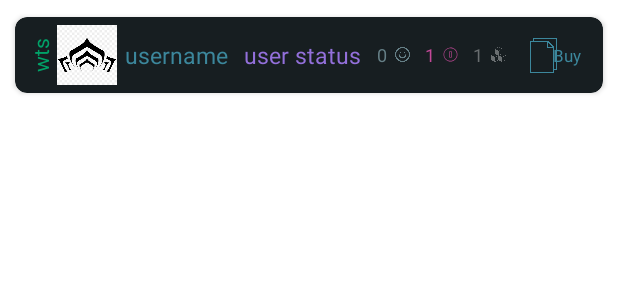
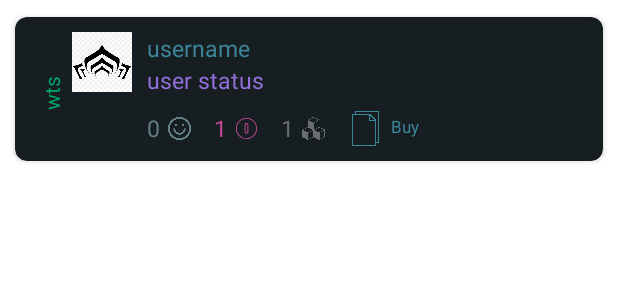
Before and after one commit to indy2000/WarframeMarketApp, an Android app built with Jetpack Compose: the layout card_view_fragment_market.xml on its own in the app's theme, with its tools: preview values and no code run, on a phone screen of 412 x 824 dp. Shown: the top 300 px of the screen. Run offline under Robolectric (Android 15) with nearby library versions, the phone set to English and light mode, and no system bars; network calls fail.

Commit message:
Alterações no design da view card_view_fragment_market.
Adicionada a library Picasso.
Cores adicionadas ao colors.xml.
Funções criadas na view Fragment_Market para gerenciar mudanças de estado  de itens do card_view_fragment_market.

```diff
--- a/app/build.gradle.kts
+++ b/app/build.gradle.kts
@@ -68,6 +68,7 @@ dependencies {
     androidTestImplementation("androidx.compose.ui:ui-test-junit4")
     debugImplementation("androidx.compose.ui:ui-tooling")
     debugImplementation("androidx.compose.ui:ui-test-manifest")
+    implementation ("com.squareup.picasso:picasso:2.8")
 
     implementation(project(":warframerepo"))
 }
--- a/app/src/main/res/layout/card_view_fragment_market.xml
+++ b/app/src/main/res/layout/card_view_fragment_market.xml
@@ -17,7 +17,8 @@
         android:layout_width="match_parent"
         android:layout_height="wrap_content"
         android:orientation="horizontal"
-        android:padding="5dp">
+        android:padding="10dp"
+        android:id="@+id/linear_layout_card_view_market_father">
 
         <TextView
             android:id="@+id/txt_view_order_type"
@@ -26,7 +27,8 @@
             android:text="wts"
             android:rotation="-90"
             android:layout_gravity="center"
-            android:textColor="@color/green_high_reputation">
+            android:textColor="@color/green_high_reputation"
+            android:paddingRight="5dp">
 
         </TextView>
 
@@ -38,6 +40,16 @@
 
         </ImageView>
 
+        <LinearLayout
+            android:layout_width="wrap_content"
+            android:layout_height="wrap_content"
+            android:orientation="vertical">
+
+            <androidx.constraintlayout.widget.ConstraintLayout
+                android:layout_width="match_parent"
+                android:layout_height="wrap_content"
+                android:orientation="vertical">
+
         <TextView
             android:layout_width="wrap_content"
             android:layout_height="wrap_content"
@@ -45,8 +57,10 @@
             android:textColor="@color/asset_teal"
             android:textSize="15sp"
             android:layout_gravity="center"
-            android:paddingHorizontal="5dp"
-            android:id="@+id/txt_view_userName">
+            android:paddingHorizontal="10dp"
+            android:id="@+id/txt_view_userName"
+            app:layout_constraintStart_toStartOf="parent"
+            app:layout_constraintTop_toTopOf="parent">
 
         </TextView>
 
@@ -57,26 +71,38 @@
             android:textColor="@color/asset_purple"
             android:textSize="15sp"
             android:layout_gravity="center"
-            android:paddingHorizontal="5dp"
-            android:id="@+id/txt_view_userStatus">
+            android:paddingHorizontal="10dp"
+            android:id="@+id/txt_view_userStatus"
+            app:layout_constraintTop_toBottomOf="@+id/txt_view_userName"
+            app:layout_constraintStart_toStartOf="parent">
 
         </TextView>
+            </androidx.constraintlayout.widget.ConstraintLayout>
+
+            <LinearLayout
+                android:layout_width="match_parent"
+                android:layout_height="wrap_content"
+                android:orientation="horizontal"
+                android:layout_marginTop="10dp">
+
+
 
         <TextView
             android:layout_width="wrap_content"
             android:layout_height="wrap_content"
             tools:text="0"
             android:textColor="@color/grey_reputation"
-            android:textSize="12sp"
+            android:textSize="15sp"
             android:layout_gravity="center"
-            android:paddingHorizontal="5dp"
+            android:paddingStart="10dp"
+            android:paddingEnd="5dp"
             android:id="@+id/txt_view_userReputation">
 
         </TextView>
 
         <ImageView
-            android:layout_width="10dp"
-            android:layout_height="10dp"
+            android:layout_width="15dp"
+            android:layout_height="15dp"
             android:src="@drawable/ic_reputation_happy"
             app:tint="@color/grey_reputation"
             android:layout_gravity="center"
@@ -90,16 +116,16 @@
             tools:text="1"
             android:layout_gravity="center"
             android:textColor="@color/pink"
-            android:textSize="12sp"
-            android:paddingLeft="10dp"
-            android:paddingRight="5dp"
+            android:textSize="15sp"
+            android:paddingStart="15dp"
+            android:paddingEnd="5dp"
             android:id="@+id/txt_view_item_price">
 
         </TextView>
 
         <ImageView
-            android:layout_width="10dp"
-            android:layout_height="10dp"
+            android:layout_width="15dp"
+            android:layout_height="15dp"
             android:src="@drawable/ic_coin"
             app:tint="@color/pink"
             android:layout_gravity="center">
@@ -112,45 +138,44 @@
             tools:text="1"
             android:layout_gravity="center"
             android:textColor="@color/grey_item_quantity"
-            android:textSize="12sp"
-            android:paddingLeft="10dp"
-            android:paddingRight="5dp"
+            android:textSize="15sp"
+            android:paddingStart="15dp"
+            android:paddingEnd="5dp"
             android:id="@+id/txt_view_item_quantity">
 
         </TextView>
 
 
         <ImageView
-            android:layout_width="10dp"
-            android:layout_height="10dp"
+            android:layout_width="15dp"
+            android:layout_height="15dp"
             android:src="@drawable/ic_item_quantity"
             app:tint="@color/grey_item_quantity"
             android:layout_gravity="center">
 
         </ImageView>
 
-        <androidx.constraintlayout.widget.ConstraintLayout
-            android:layout_width="match_parent"
-            android:layout_height="match_parent"
-            android:layout_gravity="right"
-            android:paddingRight="9dp"
-            android:clickable="true"
-            android:id="@+id/const_layout_card_view_market">
-
+                <LinearLayout
+                    android:layout_width="wrap_content"
+                    android:layout_height="wrap_content"
+                    android:orientation="horizontal"
+                    android:id="@+id/linear_layout_card_view_market_buy_btn">
                 <ImageView
                     android:layout_width="23dp"
                     android:layout_height="23dp"
-                android:layout_gravity="center|start"
+                    android:layout_gravity="center|bottom"
                     android:src="@drawable/ic_buy"
                     app:tint="@color/asset_teal"
                     android:backgroundTint="@color/background_color"
                     android:scaleType="fitStart"
                     app:layout_constraintStart_toStartOf="parent"
                     app:layout_constraintTop_toTopOf="parent"
-                app:layout_constraintBottom_toBottomOf="parent"
+                    app:layout_constraintBottom_toBottomOf="@+id/txt_view_buy"
                     android:adjustViewBounds="true"
                     android:id="@+id/button_buy"
-                app:layout_constraintEnd_toEndOf="@+id/txt_view_buy">
+                    app:layout_constraintEnd_toEndOf="parent"
+                    android:layout_marginLeft="15dp"
+                    android:layout_marginRight="5dp">
 
                 </ImageView>
 
@@ -160,17 +185,32 @@
                     android:text="Buy"
                     android:textColor="@color/asset_teal"
                     android:textSize="11sp"
-                android:textAlignment="viewEnd"
-                app:layout_constraintTop_toTopOf="parent"
+                    app:layout_constraintTop_toBottomOf="@+id/button_buy"
                     app:layout_constraintBottom_toBottomOf="parent"
+                    app:layout_constraintStart_toStartOf="parent"
                     app:layout_constraintEnd_toEndOf="parent"
-                android:id="@+id/txt_view_buy">
+                    android:id="@+id/txt_view_buy"
+                    android:layout_marginTop="5dp"
+                    android:layout_gravity="center|bottom"
+                    android:layout_marginEnd="5dp">
 
                 </TextView>
 
-        </androidx.constraintlayout.widget.ConstraintLayout>
+                </LinearLayout>
+
+            </LinearLayout>
+        </LinearLayout>
+
+
+
+
+
+
+
+
 
 
     </LinearLayout>
 
+
 </androidx.cardview.widget.CardView>
--- a/app/src/main/res/layout/fragment_market.xml
+++ b/app/src/main/res/layout/fragment_market.xml
@@ -67,7 +67,8 @@
             android:layout_height="match_parent"
             android:id="@+id/recycler_view_frag_market"
             tools:listitem="@layout/card_view_fragment_market"
-            android:visibility="gone">
+            android:visibility="visible"
+            android:paddingHorizontal="10dp">
 
         </androidx.recyclerview.widget.RecyclerView>
 
@@ -79,7 +80,7 @@
         android:layout_width="wrap_content"
         android:layout_height="wrap_content"
         android:layout_gravity="end|bottom"
-        android:layout_margin="30dp"
+        android:layout_margin="20dp"
         android:src="@drawable/ic_add"
         android:backgroundTint="@color/orange"
         app:tint="@color/white"
--- a/app/src/main/res/values/colors.xml
+++ b/app/src/main/res/values/colors.xml
@@ -16,7 +16,7 @@
 
     <color name="pink">#c34898</color>
     <color name="grey_item_quantity">#696e70</color>
-    <color name="red">#696e70</color>
+    <color name="red">#8b0000</color>
     <color name="green_user_online">#035c04</color>
     <color name="grey_reputation">#657f86</color>
     <color name="green_high_reputation">#01a268</color>
```
Also changed, not shown: app/src/main/java/com/fukajima/warframemarket/fragments/Fragment_Market.kt (+64 -2 lines). Lines whose indentation alone changed are shown as unchanged.
